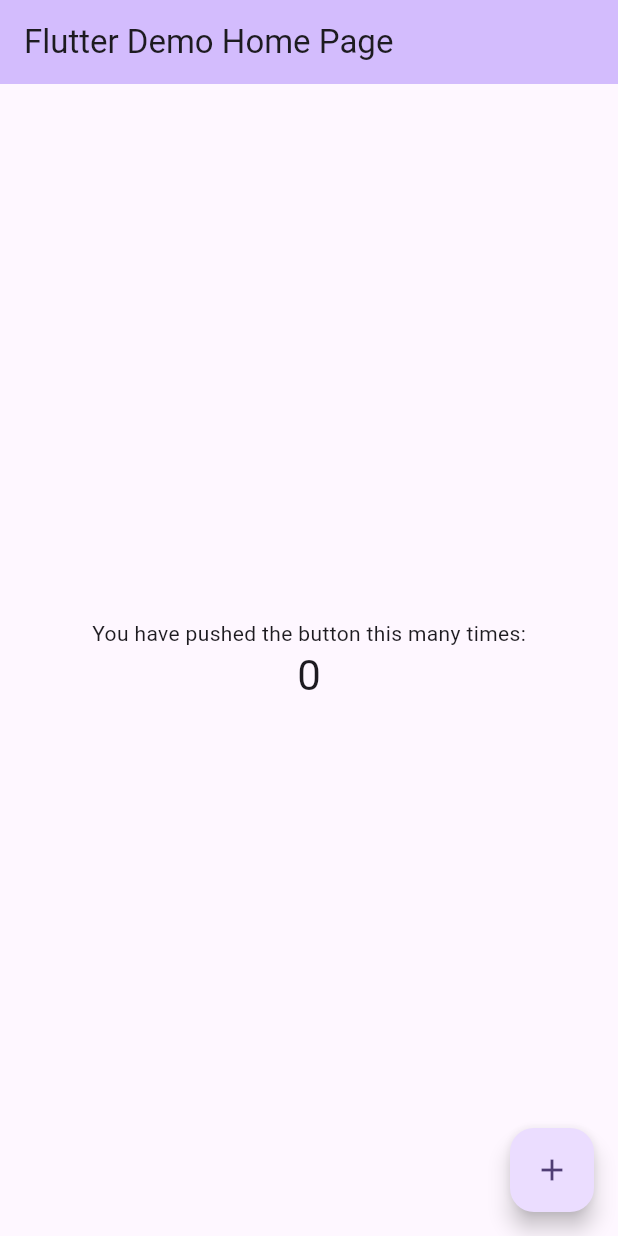
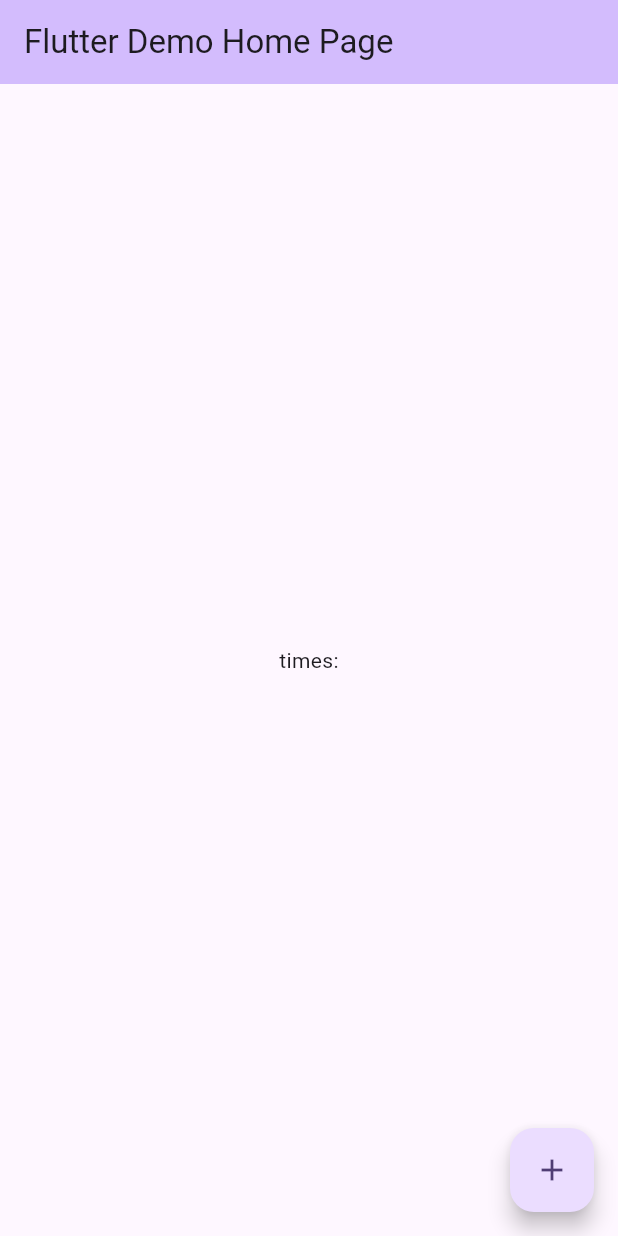
Before and after one commit to Danishgulg/newgit, a Flutter app: the screen it shows after launch, on a phone screen of 412 x 824 dp. Run offline on Flutter 3.47's test engine with Material 2 defaults, Android fonts, the phone set to English and light mode, and no system bars.

Commit message:
Update main.dart

```diff
--- a/lib/main.dart
+++ b/lib/main.dart
@@ -96,11 +96,7 @@ class _MyHomePageState extends State<MyHomePage> {
           mainAxisAlignment: MainAxisAlignment.center,
           children: <Widget>[
             const Text(
-              'You have pushed the button this many times:',
-            ),
-            Text(
-              '$_counter',
-              style: Theme.of(context).textTheme.headlineMedium,
+              'times:',
             ),
           ],
         ),
```
